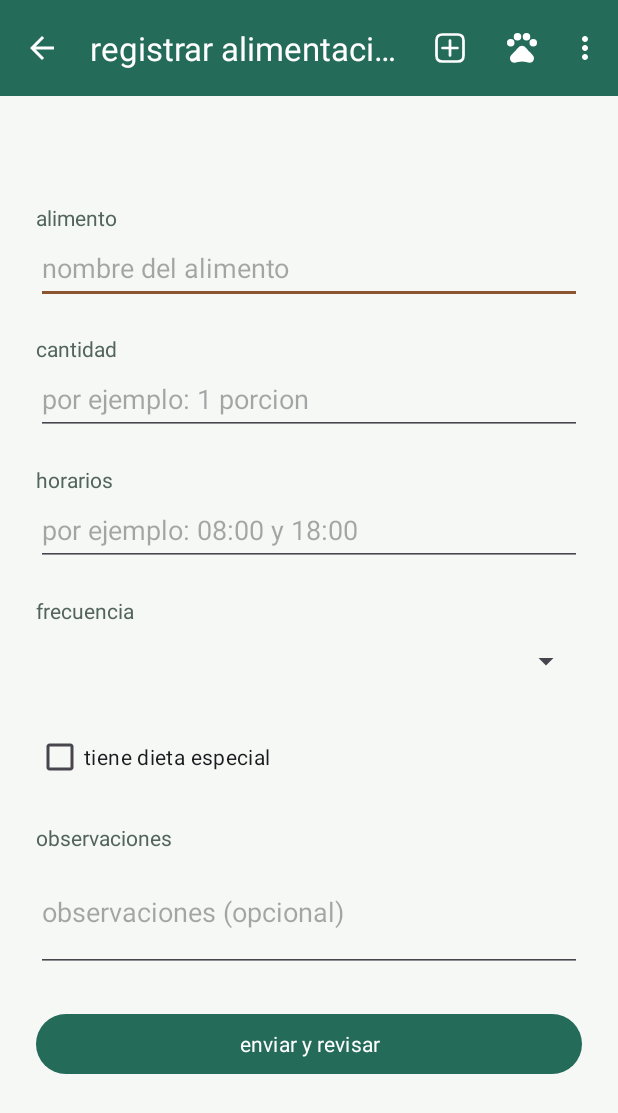
After one commit to genesis-sanchez/Sops, an Android app: the RegistroAlimentacionActivity screen opened directly, with no data from a screen before it, on a phone screen of 412 x 824 dp. The commit adds this screen. Shown: the top 1113 px of the screen. Run offline under Robolectric (Android 15) with nearby library versions, the phone set to English and light mode, and no system bars; 1 statement that could not run was skipped.

Commit message:
feat: agrega el formulario de alimentacion

```diff
--- a/app/src/main/AndroidManifest.xml
+++ b/app/src/main/AndroidManifest.xml
@@ -10,6 +10,7 @@
         android:roundIcon="@mipmap/ic_launcher_round"
         android:supportsRtl="true"
         android:theme="@style/Theme.Sops">
+        <activity android:name=".controller.RegistroAlimentacionActivity" android:exported="false" android:windowSoftInputMode="adjustResize" />
         <activity android:name=".controller.AlimentacionActivity" android:exported="false" />
         <activity android:name=".controller.RegistroVisitaActivity" android:exported="false" android:windowSoftInputMode="adjustResize" />
         <activity android:name=".controller.HistorialMedicoActivity" android:exported="false" />
--- a/app/src/main/java/com/udh/sops/controller/AlimentacionActivity.java
+++ b/app/src/main/java/com/udh/sops/controller/AlimentacionActivity.java
@@ -1,6 +1,7 @@
 package com.udh.sops.controller;
 
 import android.os.Bundle;
+import android.content.Intent;
 import android.view.View;
 import android.widget.TextView;
 import androidx.core.content.IntentCompat;
@@ -17,6 +18,11 @@ public class AlimentacionActivity extends BaseActivity {
         Mascota mascota = IntentCompat.getSerializableExtra(getIntent(),
                 DetalleMascotaActivity.EXTRA_MASCOTA, Mascota.class);
         if (mascota == null) { finish(); return; }
+        findViewById(R.id.btnRegistrarAlimentacion).setOnClickListener(view -> {
+            Intent intent = new Intent(this, RegistroAlimentacionActivity.class);
+            intent.putExtra(DetalleMascotaActivity.EXTRA_MASCOTA, mascota);
+            startActivity(intent);
+        });
         mostrar(R.id.tvMascotaAlimentacion, getString(R.string.alimentacion_de, mascota.getNombre()));
         boolean nueva = getIntent().getBooleanExtra(DetalleMascotaActivity.EXTRA_REGISTRO_DEMO, false);
         Alimentacion alimentacion = nueva ? null : DataSource.getAlimentacionEjemplo(mascota);
--- a/app/src/main/res/layout/activity_alimentacion.xml
+++ b/app/src/main/res/layout/activity_alimentacion.xml
@@ -27,4 +27,9 @@
             </com.google.android.material.card.MaterialCardView>
         </LinearLayout>
     </ScrollView>
+    <com.google.android.material.button.MaterialButton android:id="@+id/btnRegistrarAlimentacion"
+        android:layout_width="match_parent" android:layout_height="wrap_content"
+        android:layout_marginStart="24dp" android:layout_marginEnd="24dp"
+        android:layout_marginBottom="16dp" android:minHeight="48dp"
+        android:text="@string/registrar_alimentacion" />
 </LinearLayout>
--- /dev/null
+++ b/app/src/main/res/layout/activity_registro_alimentacion.xml
@@ -0,0 +1,38 @@
+<?xml version="1.0" encoding="utf-8"?>
+<LinearLayout xmlns:android="http://schemas.android.com/apk/res/android"
+    android:id="@+id/contenedorPantalla" android:layout_width="match_parent"
+    android:layout_height="match_parent" android:orientation="vertical">
+    <include layout="@layout/barra_superior" />
+    <ScrollView android:layout_width="match_parent" android:layout_height="0dp" android:layout_weight="1">
+        <LinearLayout android:layout_width="match_parent" android:layout_height="wrap_content"
+            android:orientation="vertical" android:padding="24dp">
+            <TextView android:id="@+id/tvMascotaRegistroAlimentacion" style="@style/Sops.TituloSeccion" />
+            <TextView style="@style/Sops.EtiquetaDato" android:text="@string/alimento_label" />
+            <EditText android:id="@+id/etAlimento" android:layout_width="match_parent"
+                android:layout_height="wrap_content" android:minHeight="48dp" android:inputType="text"
+                android:hint="@string/hint_alimento" android:maxLength="100" android:importantForAutofill="no" />
+            <TextView style="@style/Sops.EtiquetaDato" android:text="@string/cantidad_alimento_label" />
+            <EditText android:id="@+id/etCantidadAlimento" android:layout_width="match_parent"
+                android:layout_height="wrap_content" android:minHeight="48dp" android:inputType="text"
+                android:hint="@string/hint_cantidad_alimento" android:maxLength="60" android:importantForAutofill="no" />
+            <TextView style="@style/Sops.EtiquetaDato" android:text="@string/horarios_alimento_label" />
+            <EditText android:id="@+id/etHorariosAlimento" android:layout_width="match_parent"
+                android:layout_height="wrap_content" android:minHeight="48dp" android:inputType="text"
+                android:hint="@string/hint_horarios_alimento" android:maxLength="100" android:importantForAutofill="no" />
+            <TextView android:id="@+id/tvFrecuenciaAlimento" style="@style/Sops.EtiquetaDato"
+                android:text="@string/frecuencia_alimento_label" android:labelFor="@id/spFrecuenciaAlimento" />
+            <Spinner android:id="@+id/spFrecuenciaAlimento" android:layout_width="match_parent"
+                android:layout_height="wrap_content" android:minHeight="48dp" android:spinnerMode="dropdown" />
+            <CheckBox android:id="@+id/cbDietaEspecial" android:layout_width="match_parent"
+                android:layout_height="wrap_content" android:minHeight="48dp" android:layout_marginTop="16dp"
+                android:text="@string/dieta_especial" />
+            <TextView style="@style/Sops.EtiquetaDato" android:text="@string/observaciones_alimento_label" />
+            <EditText android:id="@+id/etObservacionesAlimento" android:layout_width="match_parent"
+                android:layout_height="wrap_content" android:minHeight="80dp" android:inputType="textMultiLine"
+                android:hint="@string/hint_observaciones_alimento" android:maxLength="300" android:importantForAutofill="no" />
+            <com.google.android.material.button.MaterialButton android:id="@+id/btnEnviarAlimentacion"
+                android:layout_width="match_parent" android:layout_height="wrap_content" android:minHeight="48dp"
+                android:layout_marginTop="24dp" android:text="@string/enviar_vacuna" />
+        </LinearLayout>
+    </ScrollView>
+</LinearLayout>
--- a/app/src/main/res/values/strings.xml
+++ b/app/src/main/res/values/strings.xml
@@ -1,4 +1,19 @@
 <resources>
+    <string name="registrar_alimentacion">registrar alimentacion</string>
+    <string name="hint_alimento">nombre del alimento</string>
+    <string name="hint_cantidad_alimento">por ejemplo: 1 porcion</string>
+    <string name="hint_horarios_alimento">por ejemplo: 08:00 y 18:00</string>
+    <string name="frecuencia_alimento_label">frecuencia</string>
+    <string name="dieta_especial">tiene dieta especial</string>
+    <string name="hint_observaciones_alimento">observaciones (opcional)</string>
+    <string name="resumen_alimentacion">resumen de alimentacion</string>
+    <string name="alimentacion_confirmacion">mascota: %1$s\nalimento: %2$s\ncantidad: %3$s\nhorarios: %4$s\nfrecuencia: %5$s\ndieta especial: %6$s\nobservaciones: %7$s\n\ndatos no guardados.</string>
+    <string-array name="frecuencias_alimento">
+        <item>selecciona una frecuencia</item>
+        <item>diaria</item>
+        <item>dias alternos</item>
+        <item>ocasional</item>
+    </string-array>
     <string name="alimentacion_titulo">alimentacion</string>
     <string name="alimentacion_de">alimentacion de %1$s</string>
     <string name="alimento_label">alimento</string>
```
Also changed, not shown: app/src/main/java/com/udh/sops/controller/RegistroAlimentacionActivity.java (added, +65 -0 lines), 1 other file.
